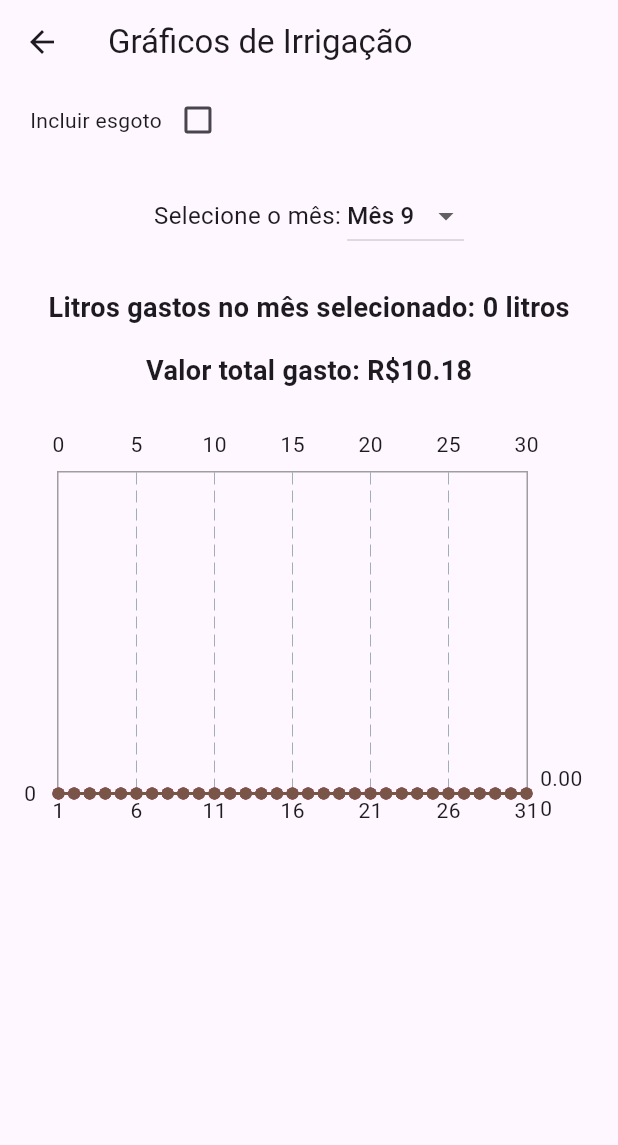
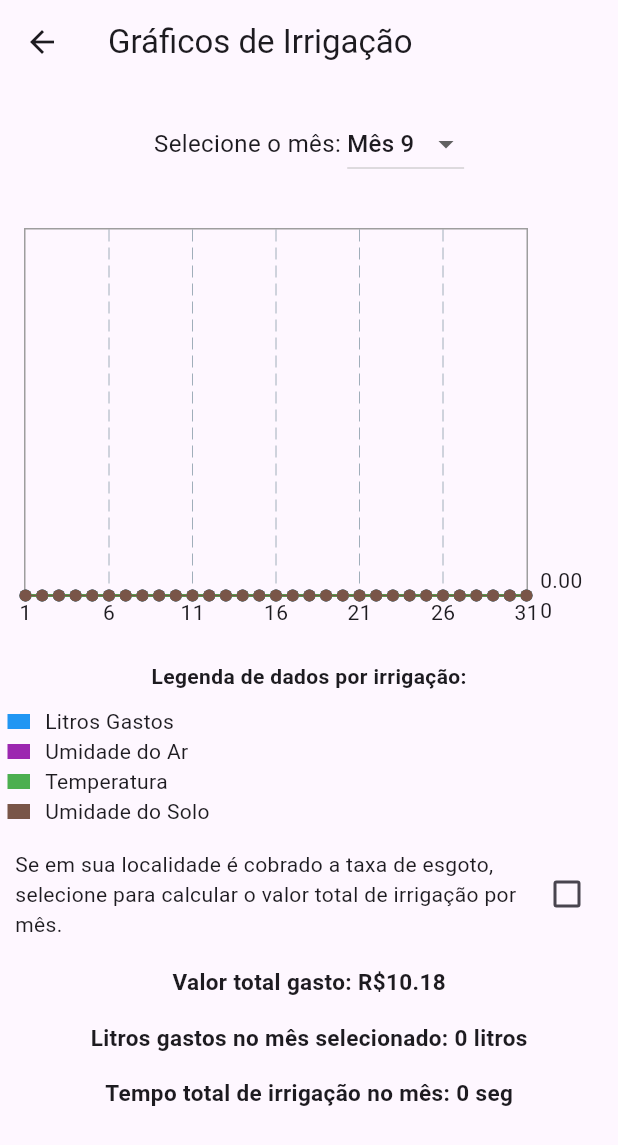
Before and after one commit to mayra2001/smartcontrol, a Flutter app: the GraficoPage screen opened directly, on a phone screen of 412 x 824 dp. Shown: the top 1145 px of the screen. Run offline on Flutter 3.47's test engine with Material 3 defaults, Android fonts, the phone set to English and light mode, and no system bars; drawn by our look-alikes of fl_chart; our stand-ins replace cloud_firestore, firebase_auth, firebase_core, firebase_database, flutter_local_notifications; accounts and stored records are empty; network calls fail.

Commit message:
Resolvendo ataulização do grafico e adicionando legendas

```diff
--- a/tccsmartcontrol/lib/graficoPage.dart
+++ b/tccsmartcontrol/lib/graficoPage.dart
@@ -3,7 +3,10 @@ import 'package:cloud_firestore/cloud_firestore.dart';
 import 'package:fl_chart/fl_chart.dart';
 
 class GraficoPage extends StatefulWidget {
+  const GraficoPage({super.key});
+
   @override
+  // ignore: library_private_types_in_public_api
   _GraficoPageState createState() => _GraficoPageState();
 }
 
@@ -18,6 +21,7 @@ class _GraficoPageState extends State<GraficoPage> {
   double valorGasto = 0.0;
   double litrosTotaisMes = 0.0;
   int _chartKey = 0;
+  String tempoTotalIrrigacao = "0 min 0 seg";
 
   @override
   void initState() {
@@ -40,7 +44,7 @@ class _GraficoPageState extends State<GraficoPage> {
       DateTime dataIrrigacao = DateTime.parse(doc.id);
 
       if (dataIrrigacao.month == mes) {
-        int dia = dataIrrigacao.day - 1; // Para indexar corretamente
+        int dia = dataIrrigacao.day - 1;
         double litros = (doc['aguagasta'] is String)
             ? double.tryParse(doc['aguagasta']) ?? 0
             : (doc['aguagasta'] as double);
@@ -80,6 +84,33 @@ class _GraficoPageState extends State<GraficoPage> {
           .toList();
       _chartKey++;
     });
+    tempoTotalIrrigacao = _somarTempos(tempoIrrigacao
+        .map((t) => '${(t ~/ 60)} min ${(t % 60).toInt()} seg')
+        .toList());
+  }
+
+  String _somarTempos(List<String> tempos) {
+    int totalSegundos = 0;
+
+    for (var tempo in tempos) {
+      final regex = RegExp(r'(\d+) min (\d+) seg');
+      final match = regex.firstMatch(tempo);
+      if (match != null) {
+        int minutos = int.parse(match.group(1) ?? '0');
+        int segundos = int.parse(match.group(2) ?? '0');
+        totalSegundos += minutos * 60 + segundos;
+      }
+    }
+    int totalHoras = totalSegundos ~/ 3600;
+    int totalMinutos = (totalSegundos % 3600) ~/ 60;
+    int restanteSegundos = totalSegundos % 60;
+    if (totalHoras > 0) {
+      return "$totalHoras h $totalMinutos min $restanteSegundos seg";
+    } else if (totalMinutos > 0) {
+      return "$totalMinutos min $restanteSegundos seg";
+    } else {
+      return "$restanteSegundos seg";
+    }
   }
 
   double _converterTempoParaDouble(String tempoString) {
@@ -146,17 +177,12 @@ class _GraficoPageState extends State<GraficoPage> {
     double maxLitros = litrosGastos.isNotEmpty
         ? litrosGastos.reduce((a, b) => a > b ? a : b)
         : 0;
-    double maxTempo = tempoIrrigacao.isNotEmpty
-        ? tempoIrrigacao.reduce((a, b) => a > b ? a : b)
-        : 0;
     double maxUmidade =
         umidadeAr.isNotEmpty ? umidadeAr.reduce((a, b) => a > b ? a : b) : 0;
     double maxTemperatura = temperatura.isNotEmpty
         ? temperatura.reduce((a, b) => a > b ? a : b)
         : 0;
-
-    // Retorna o maior valor de todos os datasets com uma margem
-    return [maxLitros, maxTempo, maxUmidade, maxTemperatura]
+    return [maxLitros, maxUmidade, maxTemperatura]
             .reduce((a, b) => a > b ? a : b) *
         1.2;
   }
@@ -164,33 +190,16 @@ class _GraficoPageState extends State<GraficoPage> {
   @override
   Widget build(BuildContext context) {
     return Scaffold(
-      appBar: AppBar(title: Text('Gráficos de Irrigação')),
+      appBar: AppBar(title: const Text('Gráficos de Irrigação')),
       body: SingleChildScrollView(
         child: Column(
           children: [
-            Padding(
-              padding: const EdgeInsets.only(left: 20.0),
-              child: Row(
-                children: [
-                  const Text('Incluir esgoto'),
-                  Checkbox(
-                    value: incluirEsgoto,
-                    onChanged: (bool? value) {
-                      setState(() {
-                        incluirEsgoto = value!;
-                        _calcularValorGasto(mesSelecionado);
-                      });
-                    },
-                  ),
-                ],
-              ),
-            ),
             Padding(
               padding: const EdgeInsets.all(16.0),
               child: Row(
                 mainAxisAlignment: MainAxisAlignment.center,
                 children: [
-                  Text(
+                  const Text(
                     'Selecione o mês: ',
                     style: TextStyle(fontSize: 16),
                   ),
@@ -213,20 +222,6 @@ class _GraficoPageState extends State<GraficoPage> {
                 ],
               ),
             ),
-            Padding(
-              padding: const EdgeInsets.all(8.0),
-              child: Text(
-                'Litros gastos no mês selecionado: ${_formatarLitrosOuMetrosCubicos(litrosTotaisMes)}',
-                style: TextStyle(fontSize: 18, fontWeight: FontWeight.bold),
-              ),
-            ),
-            Padding(
-              padding: const EdgeInsets.all(8.0),
-              child: Text(
-                'Valor total gasto: R\$${valorGasto.toStringAsFixed(2)}',
-                style: TextStyle(fontSize: 18, fontWeight: FontWeight.bold),
-              ),
-            ),
             Container(
               height: 300,
               padding: const EdgeInsets.all(16.0),
@@ -234,20 +229,26 @@ class _GraficoPageState extends State<GraficoPage> {
                 key: ValueKey<int>(_chartKey),
                 LineChartData(
                   titlesData: FlTitlesData(
+                    topTitles: AxisTitles(
+                      sideTitles: SideTitles(
+                        showTitles: false,
+                        getTitlesWidget: (value, meta) {
+                          return Text((value + 1).toInt().toString());
+                        },
+                      ),
+                    ),
                     bottomTitles: AxisTitles(
                       sideTitles: SideTitles(
                         showTitles: true,
                         getTitlesWidget: (value, meta) {
-                          // Customize your bottom title (X-axis)
                           return Text((value + 1).toInt().toString());
                         },
                       ),
                     ),
                     leftTitles: AxisTitles(
                       sideTitles: SideTitles(
-                        showTitles: true,
+                        showTitles: false,
                         getTitlesWidget: (value, meta) {
-                          // Customize your left title (Y-axis)
                           return Text(value.toInt().toString());
                         },
                       ),
@@ -273,17 +274,17 @@ class _GraficoPageState extends State<GraficoPage> {
                       color: Colors.blue,
                       belowBarData: BarAreaData(show: false),
                     ),
-                    LineChartBarData(
-                      spots: List.generate(
-                        tempoIrrigacao.length,
-                        (index) =>
-                            FlSpot(index.toDouble(), tempoIrrigacao[index]),
-                      ),
-                      isCurved: true,
-                      barWidth: 2,
-                      color: Colors.green,
-                      belowBarData: BarAreaData(show: false),
-                    ),
+                    //LineChartBarData(
+                    // spots: List.generate(
+                    //   tempoIrrigacao.length,
+                    //   (index) =>
+                    //       FlSpot(index.toDouble(), tempoIrrigacao[index]),
+                    // ),
+                    // isCurved: true,
+                    //barWidth: 2,
+                    // color: Colors.green,
+                    //  belowBarData: BarAreaData(show: false),
+                    // ),
                     LineChartBarData(
                       spots: List.generate(
                         umidadeAr.length,
@@ -301,7 +302,7 @@ class _GraficoPageState extends State<GraficoPage> {
                       ),
                       isCurved: true,
                       barWidth: 2,
-                      color: Colors.red,
+                      color: Colors.green,
                       belowBarData: BarAreaData(show: false),
                     ),
                     LineChartBarData(
@@ -310,7 +311,7 @@ class _GraficoPageState extends State<GraficoPage> {
                         (index) => FlSpot(index.toDouble(), umidadeSolo[index]),
                       ),
                       isCurved: true,
-                      barWidth: 2,
+                      barWidth: 1,
                       color: Colors.brown,
                       belowBarData: BarAreaData(show: false),
                     ),
@@ -318,9 +319,88 @@ class _GraficoPageState extends State<GraficoPage> {
                 ),
               ),
             ),
+            const Padding(
+              padding: EdgeInsets.all(5.0),
+              child: Text(
+                'Legenda de dados por irrigação:',
+                style: TextStyle(fontSize: 14, fontWeight: FontWeight.bold),
+              ),
+            ),
+            Padding(
+              padding: const EdgeInsets.all(5.0),
+              child: Column(
+                children: [
+                  _buildLegendItem(Colors.blue, 'Litros Gastos'),
+                  // _buildLegendItem(Colors.green, 'Tempo de Irrigação'),
+                  _buildLegendItem(Colors.purple, 'Umidade do Ar'),
+                  _buildLegendItem(Colors.green, 'Temperatura'),
+                  _buildLegendItem(Colors.brown, 'Umidade do Solo'),
+                ],
+              ),
+            ),
+            Padding(
+              padding: const EdgeInsets.all(10.0),
+              child: Row(
+                children: [
+                  const Expanded(
+                    child: Text(
+                      'Se em sua localidade é cobrado a taxa de esgoto, selecione para calcular o valor total de irrigação por mês.',
+                      softWrap: true,
+                    ),
+                  ),
+                  Checkbox(
+                    value: incluirEsgoto,
+                    onChanged: (bool? value) {
+                      setState(() {
+                        incluirEsgoto = value!;
+                        _calcularValorGasto(mesSelecionado);
+                      });
+                    },
+                  ),
+                ],
+              ),
+            ),
+            Padding(
+              padding: const EdgeInsets.all(8.0),
+              child: Text(
+                'Valor total gasto: R\$${valorGasto.toStringAsFixed(2)}',
+                style:
+                    const TextStyle(fontSize: 15, fontWeight: FontWeight.bold),
+              ),
+            ),
+            Padding(
+              padding: const EdgeInsets.all(8.0),
+              child: Text(
+                'Litros gastos no mês selecionado: ${_formatarLitrosOuMetrosCubicos(litrosTotaisMes)}',
+                style:
+                    const TextStyle(fontSize: 15, fontWeight: FontWeight.bold),
+              ),
+            ),
+            Padding(
+              padding: const EdgeInsets.all(8.0),
+              child: Text(
+                'Tempo total de irrigação no mês: $tempoTotalIrrigacao',
+                style:
+                    const TextStyle(fontSize: 15, fontWeight: FontWeight.bold),
+              ),
+            ),
           ],
         ),
       ),
     );
   }
+
+  Widget _buildLegendItem(Color color, String label) {
+    return Row(
+      children: [
+        Container(
+          width: 15,
+          height: 10,
+          color: color,
+        ),
+        const SizedBox(width: 10),
+        Text(label),
+      ],
+    );
+  }
 }
--- a/tccsmartcontrol/lib/main.dart
+++ b/tccsmartcontrol/lib/main.dart
@@ -113,6 +113,7 @@ class _IrrigationAppState extends State<IrrigationApp> {
         .show(0, title, body, notificationDetails, payload: 'item x');
   }
 
+  // ignore: unused_element
   Future<Map<String, String>> _fetchData() async {
     final estadoMotorSnapshot =
         await _databaseReference.child('dadosArduino/estadoMotor').once();
@@ -387,12 +388,12 @@ class _IrrigationAppState extends State<IrrigationApp> {
                         borderRadius: BorderRadius.circular(8),
                       ),
                       padding: const EdgeInsets.all(16),
-                      child: Row(
+                      child: const Row(
                         mainAxisSize: MainAxisSize.min,
                         children: [
-                          const Icon(Icons.bar_chart, size: 40),
-                          const SizedBox(width: 10),
-                          const Text(
+                          Icon(Icons.bar_chart, size: 40),
+                          SizedBox(width: 10),
+                          Text(
                             'Gráficos',
                             style: TextStyle(fontSize: 20),
                           ),
@@ -412,6 +413,7 @@ void main() async {
   WidgetsFlutterBinding.ensureInitialized();
   await Firebase.initializeApp(options: DefaultFirebaseOptions.currentPlatform);
 
+  // ignore: unused_local_variable
   const String vapidKey =
       "BNd0JzkSmt1D_vHBijj4GSNTSmAdTEbs4cTtX4Ycw0GxtuI-BxcKgH2fjYTwm63tqc7vnc9mLRWWQCKpFjEFXd8";
 
```
